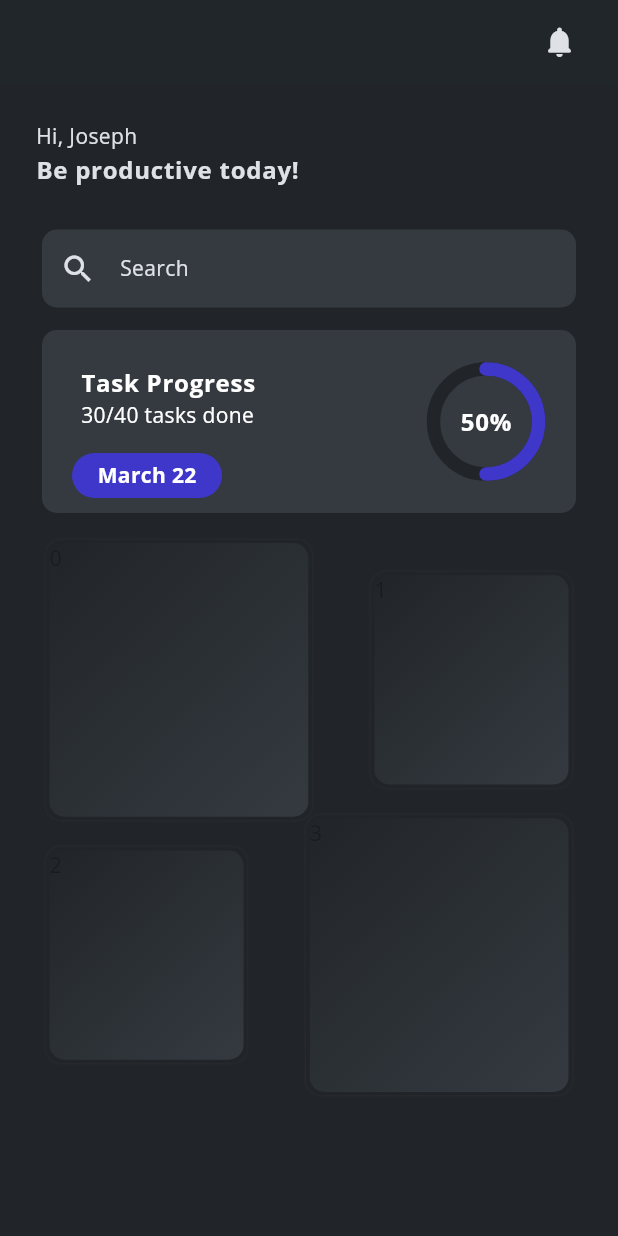
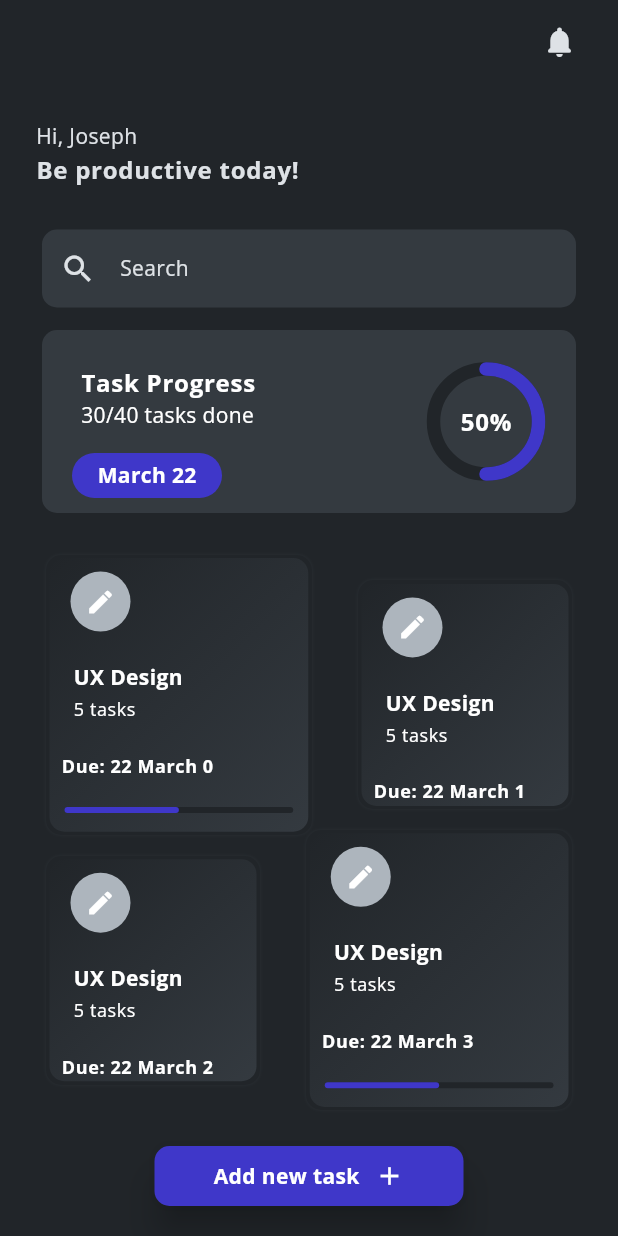
Before and after one commit to asare-21/task_manager, a Flutter app: the screen it shows after launch, on a phone screen of 412 x 824 dp. Run offline on Flutter 3.47's test engine with Material 3 defaults, Android fonts, the phone set to English and light mode, and no system bars; our stand-ins replace gap, go_router.

Commit message:
completed homescreen ui

```diff
--- a/lib/main.dart
+++ b/lib/main.dart
@@ -18,7 +18,8 @@ class MyApp extends StatelessWidget {
         fontFamily: "open-sans",
         scaffoldBackgroundColor: bgColor,
         colorScheme: ColorScheme.fromSeed(seedColor: bgColor),
-        appBarTheme: AppBarTheme(elevation: 0.5, color: bgColor),
+        appBarTheme: AppBarTheme(
+            elevation: 0.5, color: bgColor, surfaceTintColor: bgColor),
         useMaterial3: true,
       ),
     );
--- a/lib/screens/home_screen.dart
+++ b/lib/screens/home_screen.dart
@@ -28,9 +28,8 @@ class _HomeScreenState extends State<HomeScreen> {
           const Gap(15)
         ],
       ),
-      body: Padding(
+      body: ListView(
         padding: const EdgeInsets.symmetric(horizontal: 8, vertical: 10),
-        child: Column(
         children: [
           ListTile(
             title: Text(
@@ -52,10 +51,36 @@ class _HomeScreenState extends State<HomeScreen> {
           const SearchWidget(),
           const Gap(5),
           const TaskProgress(),
-            const Gap(10),
+          const Gap(20),
           const StaggeredGridViewF()
         ],
       ),
+      floatingActionButtonLocation: FloatingActionButtonLocation.centerFloat,
+      floatingActionButton: SizedBox(
+        width: MediaQuery.of(context).size.width / 2,
+        child: ElevatedButton(
+            style: ElevatedButton.styleFrom(
+              elevation: 10,
+              backgroundColor: const Color(0xff3f37c9),
+              padding: const EdgeInsets.symmetric(horizontal: 20, vertical: 10),
+              shape: RoundedRectangleBorder(
+                borderRadius: BorderRadius.circular(10),
+              ),
+            ),
+            onPressed: () {},
+            child: Row(
+              mainAxisSize: MainAxisSize.max,
+              mainAxisAlignment: MainAxisAlignment.center,
+              children: [
+                Text(
+                  "Add new task",
+                  style: Theme.of(context).textTheme.bodyMedium!.copyWith(
+                      color: Colors.white, fontWeight: FontWeight.bold),
+                ),
+                const Gap(10),
+                const Icon(Icons.add, color: Colors.white, size: 20)
+              ],
+            )),
       ),
     );
   }
--- a/lib/widgets/staggered_grid.dart
+++ b/lib/widgets/staggered_grid.dart
@@ -1,5 +1,6 @@
 import 'package:flutter/material.dart';
 import 'package:flutter_staggered_grid_view/flutter_staggered_grid_view.dart';
+import 'package:gap/gap.dart';
 import 'package:task_manager/config/globals.dart';
 
 class StaggeredGridViewF extends StatelessWidget {
@@ -7,10 +8,12 @@ class StaggeredGridViewF extends StatelessWidget {
 
   @override
   Widget build(BuildContext context) {
-    return Expanded(
+    return SizedBox(
+      height: 400,
       child: Padding(
         padding: const EdgeInsets.symmetric(horizontal: 25, vertical: 10),
         child: GridView.custom(
+          physics: const NeverScrollableScrollPhysics(),
           gridDelegate: SliverWovenGridDelegate.count(
             crossAxisCount: 2,
             mainAxisSpacing: 1,
@@ -20,7 +23,7 @@ class StaggeredGridViewF extends StatelessWidget {
               const WovenGridTile(1),
               const WovenGridTile(
                 1,
-                crossAxisRatio: 3 / 4,
+                crossAxisRatio: 0.8,
                 alignment: AlignmentDirectional.centerEnd,
               ),
             ],
@@ -45,7 +48,67 @@ class StaggeredGridViewF extends StatelessWidget {
                         ]),
                     color: const Color(0xff3f37c9),
                     borderRadius: BorderRadius.circular(10)),
-                child: Text(index.toString())),
+                child: Column(
+                  children: [
+                    Padding(
+                      padding: const EdgeInsets.only(left: 10, top: 5),
+                      child: Align(
+                        alignment: Alignment.topLeft,
+                        child: IconButton.filled(
+                            iconSize: 20,
+                            style: IconButton.styleFrom(backgroundColor: grey),
+                            onPressed: () {
+                              // TODO: Implement onPressed: Used to edit a task
+                            },
+                            icon: const Icon(Icons.edit)),
+                      ),
+                    ),
+                    ListTile(
+                      title: Text(
+                        "UX Design",
+                        style: Theme.of(context).textTheme.bodyMedium!.copyWith(
+                            color: Colors.white, fontWeight: FontWeight.bold),
+                      ),
+                      subtitle: Text(
+                        "5 tasks",
+                        style: Theme.of(context)
+                            .textTheme
+                            .bodySmall!
+                            .copyWith(color: Colors.white),
+                      ),
+                    ),
+                    const Gap(5),
+                    Padding(
+                      padding: const EdgeInsets.only(left: 8.0),
+                      child: Align(
+                        alignment: Alignment.centerLeft,
+                        child: Text("Due: 22 March $index",
+                            style: Theme.of(context)
+                                .textTheme
+                                .bodySmall!
+                                .copyWith(
+                                    color: Colors.white,
+                                    fontWeight: FontWeight.bold)),
+                      ),
+                    ),
+                    if (index != 2 && index != 1)
+                      Column(
+                        children: [
+                          const Gap(20),
+                          Padding(
+                            padding:
+                                const EdgeInsets.symmetric(horizontal: 10.0),
+                            child: LinearProgressIndicator(
+                              borderRadius: BorderRadius.circular(30),
+                              value: 0.5,
+                              backgroundColor: bgColor,
+                              color: const Color(0xff3f37c9),
+                            ),
+                          ),
+                        ],
+                      )
+                  ],
+                )),
           ),
         ),
       ),
```
Lines whose indentation alone changed are shown as unchanged.
